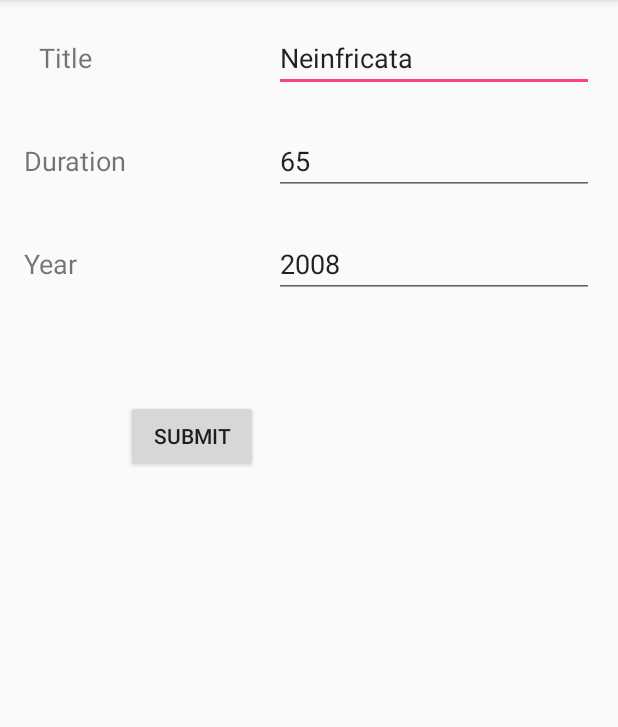
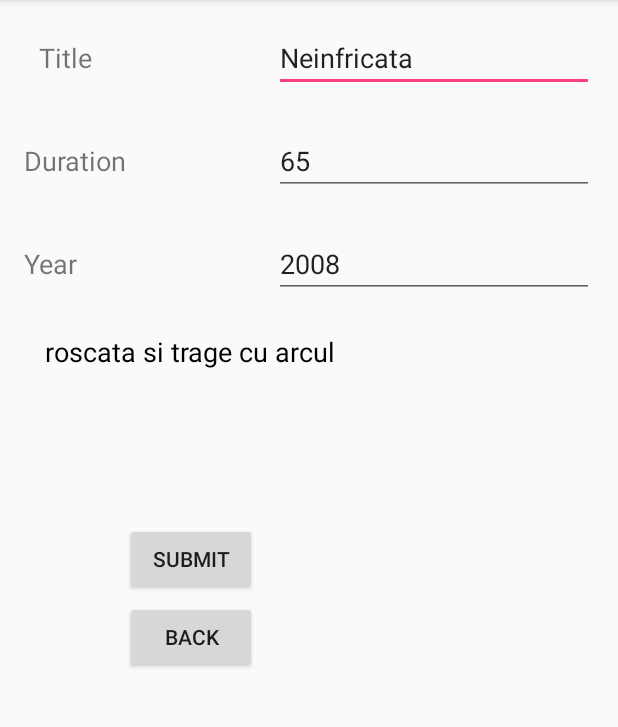
Before and after one commit to wyking1997/MobileProgramming, an Android app: the screen it shows after launch (MovieDetailActivity), after a tap on an icon or button, on a phone screen of 412 x 824 dp, the part 84-811 px from its top. Run offline under Robolectric (Android 15) with nearby library versions, the phone set to English and light mode, and no system bars.

Commit message:
Good work done

```diff
--- a/CinemaCluj/app/src/main/java/com/cluj/cinema/marius/cinemacluj/MovieDetailActivity.java
+++ b/CinemaCluj/app/src/main/java/com/cluj/cinema/marius/cinemacluj/MovieDetailActivity.java
@@ -5,6 +5,7 @@ import android.support.v7.app.AlertDialog;
 import android.support.v7.app.AppCompatActivity;
 import android.view.View;
 import android.widget.EditText;
+import android.widget.TextView;
 
 import com.cluj.cinema.marius.cinemacluj.model.Movie;
 
@@ -24,10 +25,12 @@ public class MovieDetailActivity extends AppCompatActivity {
         EditText titleText = (EditText) findViewById(R.id.titleText);
         EditText yearText = (EditText) findViewById(R.id.yearText);
         EditText durationText = (EditText) findViewById(R.id.durationText);
+        TextView descriptionTextView = (TextView) findViewById(R.id.descriptionTextView);
 
         titleText.setText(movie.getTitle());
         durationText.setText("" + movie.getDuration());
         yearText.setText("" + movie.getYear());
+        descriptionTextView.setText(movie.getDescription());
     }
 
     public void saveInformation(View view){
--- a/CinemaCluj/app/src/main/java/com/cluj/cinema/marius/cinemacluj/MovieListActivity.java
+++ b/CinemaCluj/app/src/main/java/com/cluj/cinema/marius/cinemacluj/MovieListActivity.java
@@ -55,4 +55,8 @@ public class MovieListActivity extends ListActivity {
         getListView().setAdapter(adapter);
     }
 
+    public void goToAddNewMovie(View view){
+
+    }
+
 }
--- a/CinemaCluj/app/src/main/res/layout/activity_movie_detail.xml
+++ b/CinemaCluj/app/src/main/res/layout/activity_movie_detail.xml
@@ -10,18 +10,21 @@
         android:id="@+id/titleTextView"
         android:layout_width="wrap_content"
         android:layout_height="wrap_content"
-        android:layout_marginLeft="26dp"
+        android:layout_marginLeft="16dp"
         android:text="Title"
         android:textSize="18sp"
         app:layout_constraintBaseline_toBaselineOf="@+id/titleText"
-        app:layout_constraintLeft_toLeftOf="parent" />
+        app:layout_constraintLeft_toLeftOf="parent"
+        android:layout_marginStart="26dp" />
 
     <android.support.constraint.Guideline
         android:layout_width="wrap_content"
         android:layout_height="wrap_content"
         android:id="@+id/guideline"
         android:orientation="vertical"
-        app:layout_constraintGuide_begin="130dp" />
+        app:layout_constraintGuide_begin="130dp"
+        tools:layout_editor_absoluteY="0dp"
+        tools:layout_editor_absoluteX="130dp" />
 
     <TextView
         android:id="@+id/durationTextView"
@@ -31,13 +34,15 @@
         android:text="Duration"
         android:textSize="18sp"
         app:layout_constraintBaseline_toBaselineOf="@+id/durationText"
-        app:layout_constraintLeft_toLeftOf="parent" />
+        app:layout_constraintLeft_toLeftOf="parent"
+        android:layout_marginStart="16dp" />
 
     <TextView
         android:id="@+id/yearTextView"
         android:layout_width="wrap_content"
         android:layout_height="wrap_content"
         android:layout_marginLeft="16dp"
+        android:layout_marginStart="16dp"
         android:text="Year"
         android:textColorLink="@android:color/background_light"
         android:textSize="18sp"
@@ -49,7 +54,9 @@
         android:layout_height="wrap_content"
         android:id="@+id/guideline2"
         app:layout_constraintGuide_begin="335dp"
-        android:orientation="horizontal" />
+        android:orientation="horizontal"
+        tools:layout_editor_absoluteY="335dp"
+        tools:layout_editor_absoluteX="0dp" />
 
     <EditText
         android:id="@+id/titleText"
@@ -61,7 +68,8 @@
         android:inputType="textPersonName"
         android:text="Name"
         app:layout_constraintRight_toRightOf="parent"
-        app:layout_constraintTop_toTopOf="parent" />
+        app:layout_constraintTop_toTopOf="parent"
+        android:layout_marginEnd="16dp" />
 
     <EditText
         android:id="@+id/durationText"
@@ -72,7 +80,8 @@
         android:layout_marginTop="23dp"
         app:layout_constraintTop_toBottomOf="@+id/titleText"
         android:layout_marginRight="16dp"
-        app:layout_constraintRight_toRightOf="parent" />
+        app:layout_constraintRight_toRightOf="parent"
+        android:layout_marginEnd="16dp" />
 
     <EditText
         android:id="@+id/yearText"
@@ -84,7 +93,8 @@
         android:inputType="numberDecimal"
         android:singleLine="false"
         app:layout_constraintRight_toRightOf="parent"
-        app:layout_constraintTop_toBottomOf="@+id/durationText" />
+        app:layout_constraintTop_toBottomOf="@+id/durationText"
+        android:layout_marginEnd="16dp" />
 
     <Button
         android:id="@+id/submitButton"
@@ -92,8 +102,42 @@
         android:layout_height="wrap_content"
         android:onClick="saveInformation"
         android:text="Submit"
-        android:layout_marginTop="68dp"
+        android:layout_marginTop="150dp"
         app:layout_constraintTop_toBottomOf="@+id/yearText"
-        android:layout_marginLeft="84dp"
+        android:layout_marginLeft="83dp"
+        app:layout_constraintLeft_toLeftOf="parent"
+        android:layout_marginStart="83dp" />
+
+    <TextView
+        android:id="@+id/descriptionTextView"
+        android:layout_width="352dp"
+        android:layout_height="66dp"
+        android:layout_marginLeft="8dp"
+        android:layout_marginRight="8dp"
+        android:layout_marginTop="23dp"
+        android:padding="0dp"
+        android:paddingBottom="0dp"
+        android:paddingEnd="0dp"
+        android:paddingLeft="0dp"
+        android:paddingRight="0dp"
+        android:paddingStart="0dp"
+        android:paddingTop="0dp"
+        android:text="TextView"
+        android:textAlignment="textStart"
+        android:textColor="@android:color/background_dark"
+        android:textSize="18sp"
+        app:layout_constraintLeft_toLeftOf="parent"
+        app:layout_constraintRight_toRightOf="parent"
+        app:layout_constraintTop_toBottomOf="@+id/yearText" />
+
+    <Button
+        android:id="@+id/backButton"
+        android:layout_width="wrap_content"
+        android:layout_height="wrap_content"
+        android:onClick="closeActivity"
+        android:text="Back"
+        android:layout_marginTop="4dp"
+        app:layout_constraintTop_toBottomOf="@+id/submitButton"
+        android:layout_marginLeft="83dp"
         app:layout_constraintLeft_toLeftOf="parent" />
 </android.support.constraint.ConstraintLayout>
--- a/CinemaCluj/app/src/main/res/layout/activity_movie_list.xml
+++ b/CinemaCluj/app/src/main/res/layout/activity_movie_list.xml
@@ -8,7 +8,27 @@
 
     <ListView
         android:id="@android:id/list"
-        android:layout_width="wrap_content"
-        android:layout_height="wrap_content" />
+        android:layout_width="350dp"
+        android:layout_height="450dp"
+        android:layout_marginEnd="16dp"
+        android:layout_marginLeft="16dp"
+        android:layout_marginRight="16dp"
+        android:layout_marginStart="16dp"
+        android:layout_marginTop="48dp"
+        app:layout_constraintLeft_toLeftOf="parent"
+        app:layout_constraintRight_toRightOf="parent"
+        app:layout_constraintTop_toTopOf="parent" />
+
+    <Button
+        android:id="@+id/button"
+        android:layout_width="361dp"
+        android:layout_height="51dp"
+        android:layout_marginBottom="16dp"
+        android:layout_marginRight="11dp"
+        android:onClick="goToAddNewMovie"
+        android:text="Add New Movie"
+        app:layout_constraintBottom_toBottomOf="parent"
+        app:layout_constraintRight_toRightOf="parent"
+        android:layout_marginEnd="11dp" />
 
 </android.support.constraint.ConstraintLayout>
```
